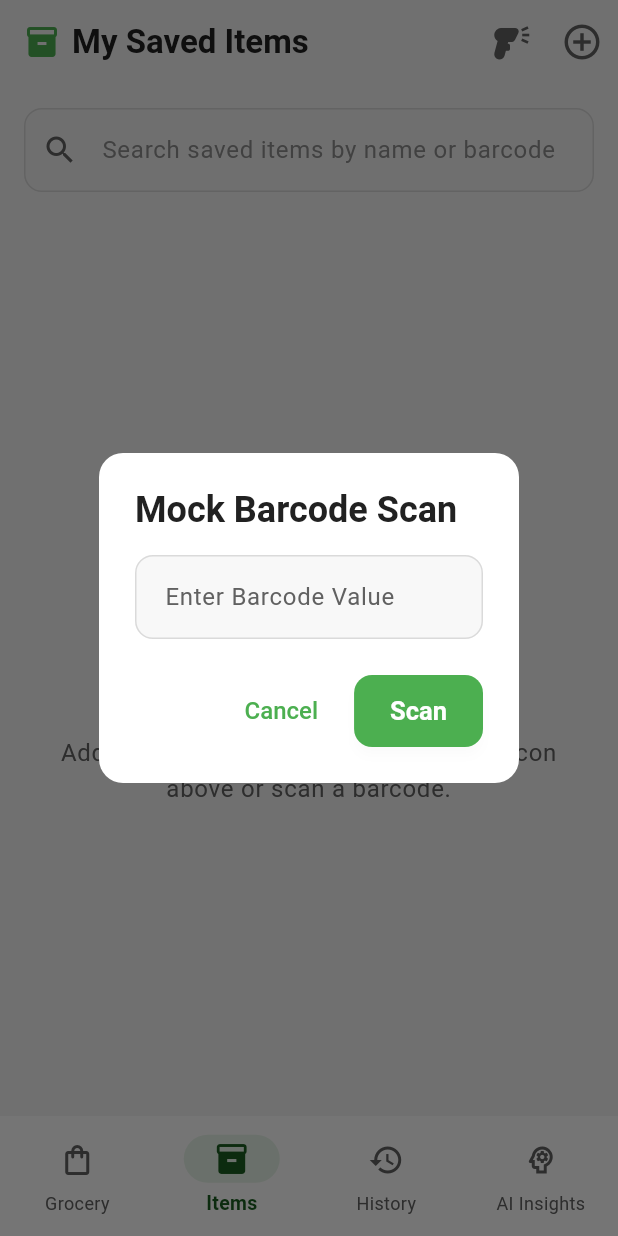
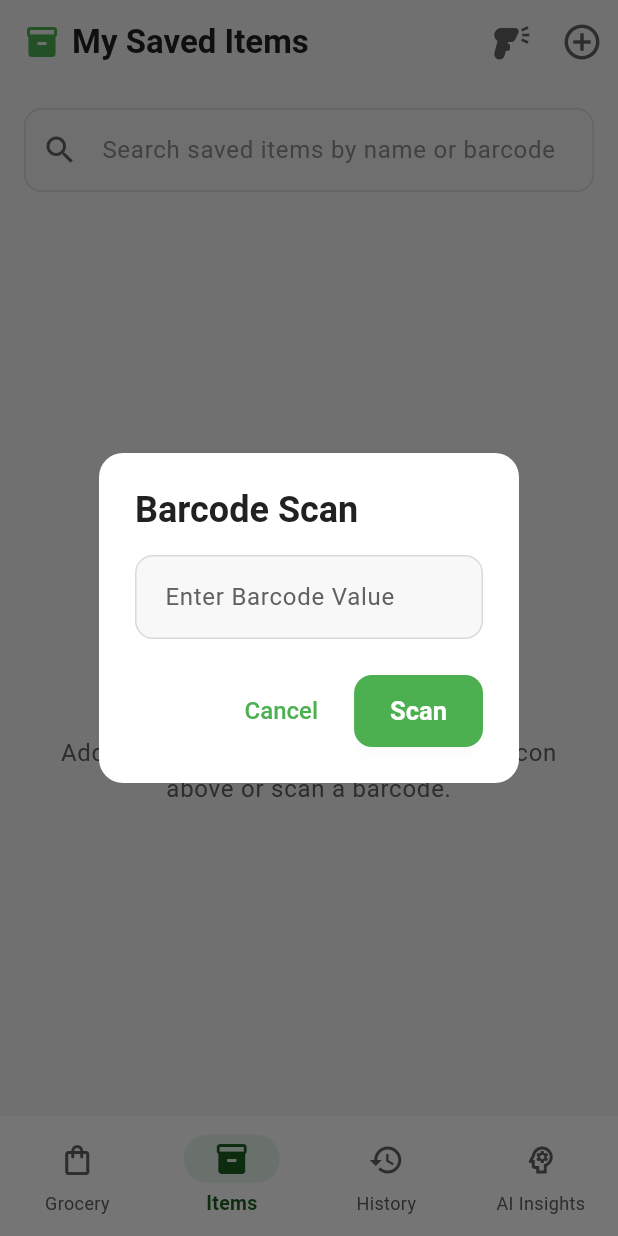
Before and after one commit to vnctdg/MarketMate, a Flutter app: the screen it shows after launch, item 2 of the bottom bar chosen, after a tap on the "barcode reader" icon, on a phone screen of 412 x 824 dp. Run offline on Flutter 3.47's test engine with Material 3 defaults, Android fonts, the light colour scheme and no system bars; our stand-ins replace image_picker, shared_preferences.

Commit message:
changed strings

```diff
--- a/lib/grocery_page.dart
+++ b/lib/grocery_page.dart
@@ -255,7 +255,7 @@ class _GroceryPageState extends State<GroceryPage> with TickerProviderStateMixin
     final formKey = GlobalKey<FormState>();
     final ctrl = TextEditingController();
     final code = await showDialog<String?>(context: context, builder: (_) => AlertDialog(
-      title: const Text('Mock Barcode Scan'),
+      title: const Text('Barcode Scan'),
       content: Form(
         key: formKey,
         child: TextFormField(
--- a/lib/items_page.dart
+++ b/lib/items_page.dart
@@ -206,7 +206,7 @@ class _ItemsPageState extends State<ItemsPage> with TickerProviderStateMixin {
     final formKey = GlobalKey<FormState>();
     final ctrl = TextEditingController();
     final code = await showDialog<String?>(context: context, builder: (_) => AlertDialog(
-      title: const Text('Mock Barcode Scan'),
+      title: const Text('Barcode Scan'),
       content: Form(
         key: formKey,
         child: TextFormField(
```
